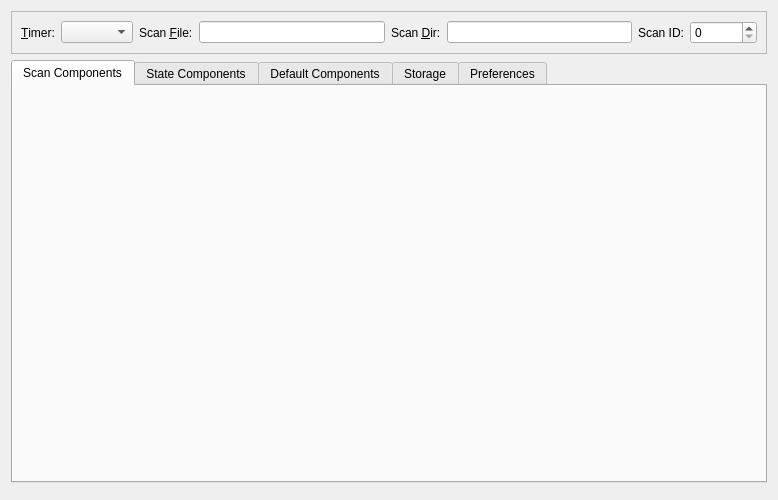
nexdatas/nxselector, file nxselector/ui/selector.ui: the form before one commit.
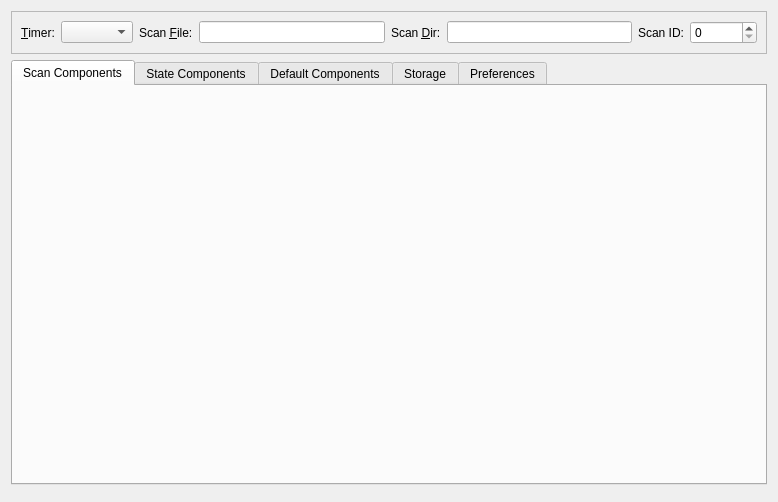
The form after the commit.

Commit message: changing load/save buttons names

```diff
--- a/nxselector/ui/selector.ui
+++ b/nxselector/ui/selector.ui
@@ -7,7 +7,7 @@
     <x>0</x>
     <y>0</y>
     <width>778</width>
-    <height>500</height>
+    <height>502</height>
    </rect>
   </property>
   <property name="windowTitle">
```
Left out of the diff: 4 changed lines with no effect on the pictures.
